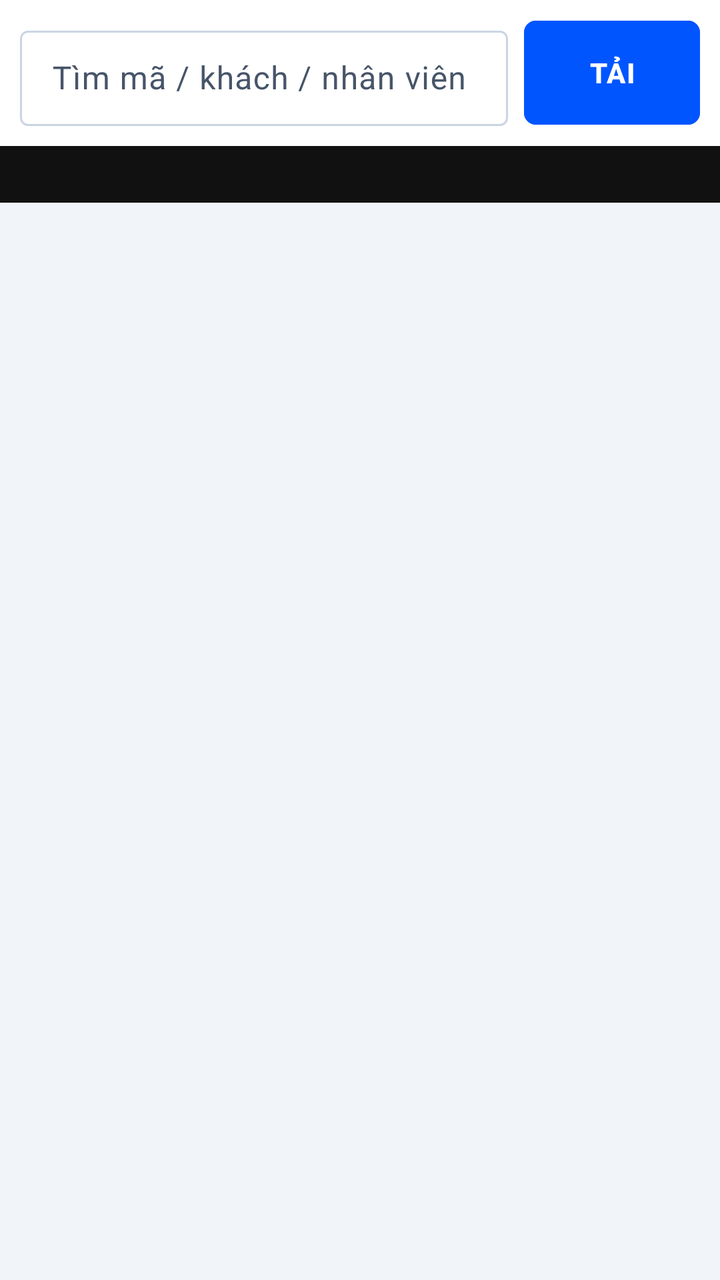
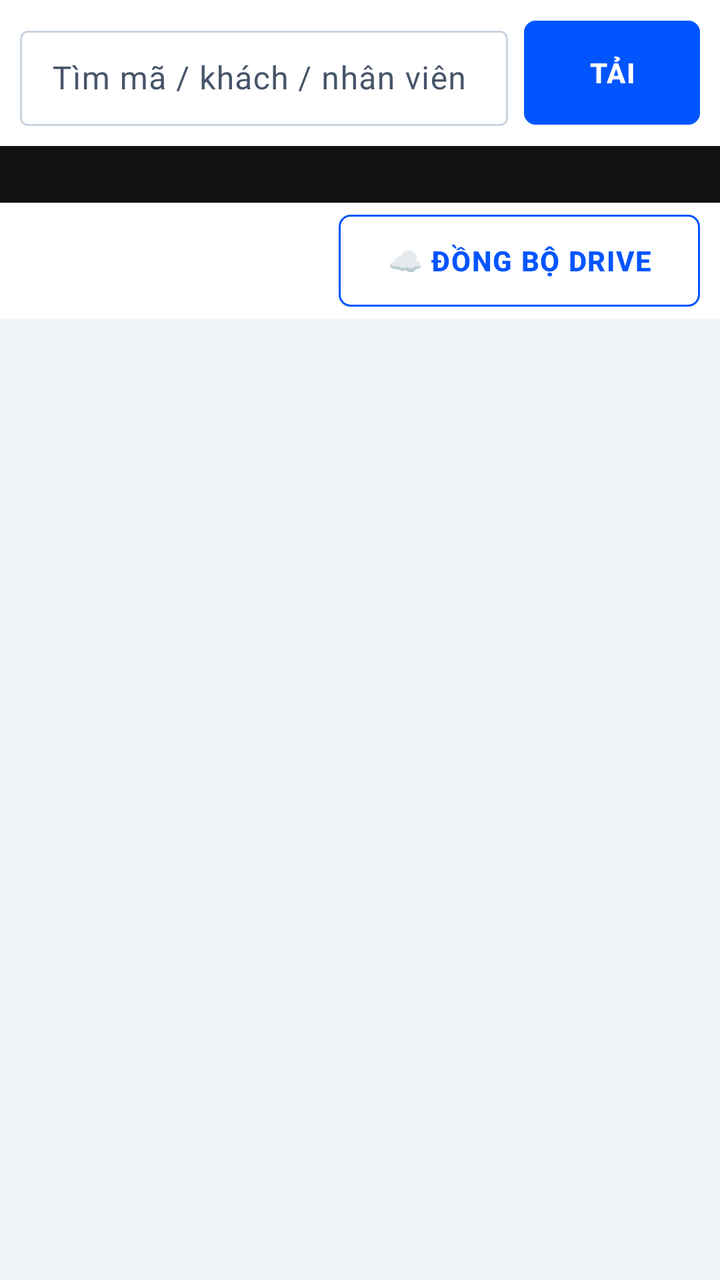

An Android layout rendered at two revisions. The XML below is the earlier revision; the diff shows what the commit changed to produce the second picture.
<!-- AndroidManifest.xml: application theme AppTheme -->
<!-- res/layout/activity_sheet_log.xml -->
<?xml version="1.0" encoding="utf-8"?>
<LinearLayout xmlns:android="http://schemas.android.com/apk/res/android"
    android:layout_width="match_parent"
    android:layout_height="match_parent"
    android:background="@color/tc_bg"
    android:orientation="vertical">

    <LinearLayout
        android:layout_width="match_parent"
        android:layout_height="wrap_content"
        android:background="@color/tc_card"
        android:gravity="center_vertical"
        android:orientation="horizontal"
        android:padding="10dp">

        <com.google.android.material.textfield.TextInputLayout
            style="@style/Widget.Material3.TextInputLayout.OutlinedBox.Dense"
            android:layout_width="0dp"
            android:layout_height="wrap_content"
            android:layout_weight="1"
            android:hint="Tìm mã / khách / nhân viên">

            <com.google.android.material.textfield.TextInputEditText
                android:id="@+id/etSearch"
                android:layout_width="match_parent"
                android:layout_height="wrap_content"
                android:imeOptions="actionSearch"
                android:inputType="textCapCharacters"
                android:maxLines="1" />
        </com.google.android.material.textfield.TextInputLayout>

        <com.google.android.material.button.MaterialButton
            android:id="@+id/btnLoad"
            android:layout_width="wrap_content"
            android:layout_height="52dp"
            android:layout_marginStart="8dp"
            android:backgroundTint="@color/tc_blue"
            android:text="TẢI" />
    </LinearLayout>

    <TextView
        android:id="@+id/tvStatus"
        style="@style/TcData"
        android:layout_width="match_parent"
        android:layout_height="wrap_content"
        android:background="@color/tc_black"
        android:paddingHorizontal="12dp"
        android:paddingVertical="6dp"
        android:textColor="#FFFFFF"
        android:textSize="12sp" />

    <androidx.recyclerview.widget.RecyclerView
        android:id="@+id/list"
        android:layout_width="match_parent"
        android:layout_height="0dp"
        android:layout_weight="1"
        android:clipToPadding="false"
        android:padding="8dp" />
</LinearLayout>
<!-- resources referenced by this layout -->
<resources>
  <color name="tc_bg">#F1F5F9</color>
  <color name="tc_black">#111111</color>
  <color name="tc_blue">#0055FF</color>
  <color name="tc_card">#FFFFFF</color>
  <style name="TcData">
          <item name="android:fontFamily">monospace</item>
      </style>
  <color name="tc_dark_gray">#222222</color>
  <color name="tc_red">#FF3333</color>
  <color name="tc_text">#111111</color>
  <color name="tc_text_2">#475569</color>
  <color name="tc_border">#CBD5E1</color>
  <style name="TcShape">
          <item name="cornerFamily">rounded</item>
          <item name="cornerSize">6dp</item>
      </style>
  <style name="TcShapeLg">
          <item name="cornerFamily">rounded</item>
          <item name="cornerSize">12dp</item>
      </style>
  <style name="TcActionBar" parent="ThemeOverlay.Material3.Dark.ActionBar">
          <item name="colorSurface">@color/tc_black</item>
          <item name="colorOnSurface">#FFFFFF</item>
          <item name="background">@color/tc_black</item>
      </style>
  <style name="TcActionBarStyle" parent="Widget.Material3.ActionBar.Solid">
          <item name="background">@color/tc_black</item>
          <item name="titleTextStyle">@style/TcActionBarTitle</item>
          <item name="subtitleTextStyle">@style/TcActionBarSubtitle</item>
      </style>
  <style name="TcButton" parent="Widget.Material3.Button">
          <item name="shapeAppearance">@style/TcShape</item>
          <item name="android:textStyle">bold</item>
          <item name="android:letterSpacing">0.04</item>
          <item name="android:paddingLeft">6dp</item>
          <item name="android:paddingRight">6dp</item>
          <item name="android:maxLines">2</item>
          <item name="android:insetTop">0dp</item>
          <item name="android:insetBottom">0dp</item>
      </style>
  <style name="TcDialog" parent="ThemeOverlay.Material3.MaterialAlertDialog">
          <item name="colorSurface">#FFFFFF</item>
          <item name="colorSurfaceContainerHigh">#FFFFFF</item>
          <item name="elevationOverlayEnabled">false</item>
          <item name="backgroundTint">#FFFFFF</item>
      </style>
  <style name="TcActionBarTitle" parent="TextAppearance.Material3.ActionBar.Title">
          <item name="android:textColor">#FFFFFF</item>
          <item name="android:textStyle">bold</item>
      </style>
  <style name="TcActionBarSubtitle" parent="TextAppearance.Material3.ActionBar.Subtitle">
          <item name="android:textColor">@color/tc_text_muted</item>
      </style>
  <color name="tc_text_muted">#94A3B8</color>
  <!-- unchanged entries left out for length: 1 -->
</resources>

<!-- the commit's change to res/layout/activity_sheet_log.xml (unified diff, before → after) -->
@@ -49,6 +49,32 @@
         android:textColor="#FFFFFF"
         android:textSize="12sp" />
 
+    
+    <LinearLayout
+        android:layout_width="match_parent"
+        android:layout_height="wrap_content"
+        android:background="@color/tc_card"
+        android:baselineAligned="false"
+        android:gravity="center_vertical"
+        android:orientation="horizontal"
+        android:paddingHorizontal="10dp"
+        android:paddingVertical="6dp">
+
+        <TextView
+            android:id="@+id/tvDrive"
+            android:layout_width="0dp"
+            android:layout_height="wrap_content"
+            android:layout_weight="1"
+            android:textColor="@color/tc_text_2"
+            android:textSize="13sp" />
+
+        <com.google.android.material.button.MaterialButton
+            android:id="@+id/btnSync"
+            style="@style/TcEditButton"
+            android:layout_height="46dp"
+            android:text="☁ ĐỒNG BỘ DRIVE" />
+    </LinearLayout>
+
     <androidx.recyclerview.widget.RecyclerView
         android:id="@+id/list"
         android:layout_width="match_parent"
<!-- resource entries referenced after the edit -->
@@ -6,6 +6,17 @@
   <color name="tc_card">#FFFFFF</color>
   <style name="TcData">
           <item name="android:fontFamily">monospace</item>
+      </style>
+  <style name="TcEditButton" parent="Widget.Material3.Button.OutlinedButton">
+          <item name="android:layout_width">wrap_content</item>
+          <item name="android:layout_height">44dp</item>
+          <item name="android:layout_marginStart">10dp</item>
+          <item name="android:textStyle">bold</item>
+          <item name="android:textColor">@color/tc_blue</item>
+          <item name="strokeColor">@color/tc_blue</item>
+          <item name="shapeAppearance">@style/TcShape</item>
+          <item name="android:insetTop">0dp</item>
+          <item name="android:insetBottom">0dp</item>
       </style>
   <color name="tc_dark_gray">#222222</color>
   <color name="tc_red">#FF3333</color>
